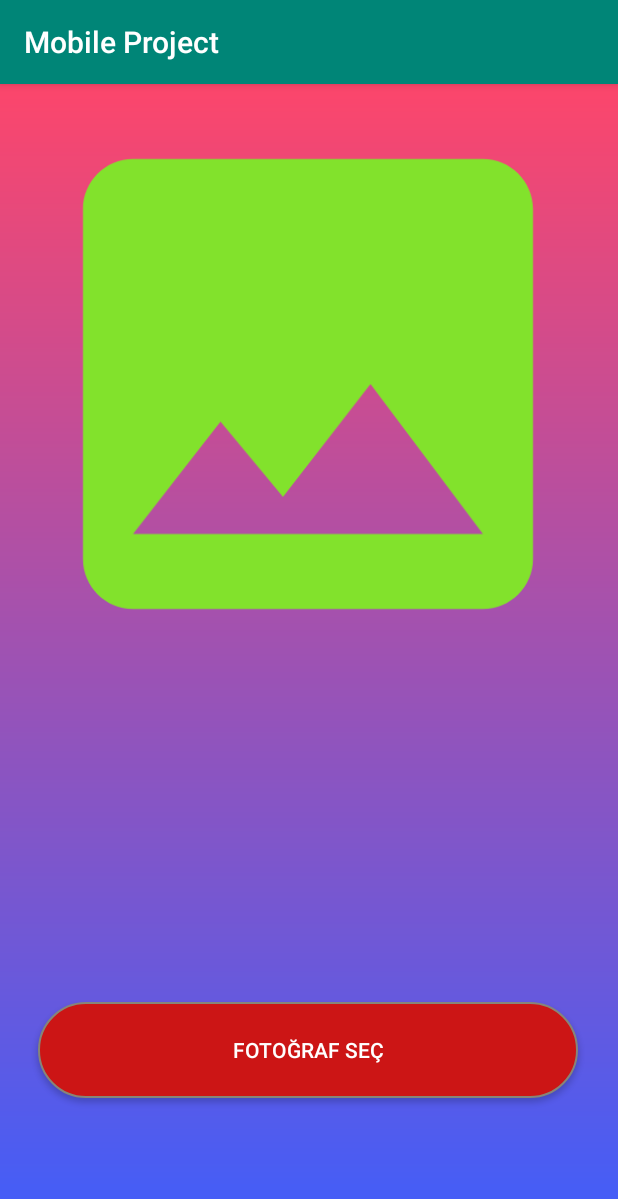
After one commit to DorukanE/Phone-Status-Kotlin, an Android app: the GalleryActivity screen opened directly, with no data from a screen before it, on a phone screen of 412 x 824 dp. The commit adds this screen. Shown: the top 1199 px of the screen. Run offline under Robolectric (Android 15) with nearby library versions, the phone set to English and light mode, and no system bars.

Commit message:
Upload photos from gallery added.

```diff
--- a/app/src/main/java/com/dorukaneskiceri/currencyconvertkotlin/FeaturesActivity.kt
+++ b/app/src/main/java/com/dorukaneskiceri/currencyconvertkotlin/FeaturesActivity.kt
@@ -26,7 +26,7 @@ class FeaturesActivity : AppCompatActivity() {
 
     inner class MyCustomAdapter(context: Context): BaseAdapter(){
 
-        private val names = arrayListOf<String>("Google Maps", "Şarj Olma Durumu", "Fotoğraf Çekme ve Yükleme")
+        private val names = arrayListOf<String>("Google Maps", "Şarj Olma Durumu", "Fotoğraf Çekme ve Yükleme", "Galeriden Fotoğraf Seçme")
         private val myContext = context
 
         init {
@@ -54,6 +54,10 @@ class FeaturesActivity : AppCompatActivity() {
                     val intent = Intent(myContext,CameraActivity::class.java)
                     startActivity(intent)
                 }
+                if(position == 3){
+                    val intent = Intent(myContext,GalleryActivity::class.java)
+                    startActivity(intent)
+                }
             }
 
             // İkinci bir text olduğunda yapılabilir
--- a/app/src/main/java/com/dorukaneskiceri/currencyconvertkotlin/MapsActivity.kt
+++ b/app/src/main/java/com/dorukaneskiceri/currencyconvertkotlin/MapsActivity.kt
@@ -97,7 +97,7 @@ class MapsActivity : AppCompatActivity(), OnMapReadyCallback {
         grantResults: IntArray
     ) {
         if(requestCode == 1){
-            if(grantResults.isNotEmpty()){
+            if(grantResults.isNotEmpty() && grantResults[0] == PackageManager.PERMISSION_GRANTED){
                 if(ContextCompat.checkSelfPermission(this,android.Manifest.permission.ACCESS_FINE_LOCATION) == PackageManager.PERMISSION_GRANTED){
                     locationManager.requestLocationUpdates(LocationManager.GPS_PROVIDER,1,1f,locationListener)
                 }
--- /dev/null
+++ b/app/src/main/res/layout/activity_gallery.xml
@@ -0,0 +1,34 @@
+<?xml version="1.0" encoding="utf-8"?>
+<androidx.constraintlayout.widget.ConstraintLayout xmlns:android="http://schemas.android.com/apk/res/android"
+    xmlns:app="http://schemas.android.com/apk/res-auto"
+    xmlns:tools="http://schemas.android.com/tools"
+    android:layout_width="match_parent"
+    android:layout_height="match_parent"
+    android:background="@drawable/main_shape"
+    tools:context=".GalleryActivity">
+
+    <Button
+        android:id="@+id/choosePhoto"
+        android:layout_width="360dp"
+        android:layout_height="64dp"
+        android:layout_marginBottom="92dp"
+        android:background="@drawable/button_shape"
+        android:onClick="openGallery"
+        android:text="Fotoğraf Seç"
+        android:textColor="#FFFFFF"
+        android:textSize="14sp"
+        app:layout_constraintBottom_toBottomOf="parent"
+        app:layout_constraintEnd_toEndOf="parent"
+        app:layout_constraintHorizontal_bias="0.49"
+        app:layout_constraintStart_toStartOf="parent" />
+
+    <ImageView
+        android:id="@+id/imageView6"
+        android:layout_width="400dp"
+        android:layout_height="400dp"
+        app:layout_constraintEnd_toEndOf="parent"
+        app:layout_constraintHorizontal_bias="0.454"
+        app:layout_constraintStart_toStartOf="parent"
+        app:layout_constraintTop_toTopOf="parent"
+        app:srcCompat="@drawable/ic_image_black_24dp" />
+</androidx.constraintlayout.widget.ConstraintLayout>
```
Also changed, not shown: app/src/main/AndroidManifest.xml (+5 -4 lines), app/src/main/java/com/dorukaneskiceri/currencyconvertkotlin/GalleryActivity.kt (added, +68 -0 lines).
